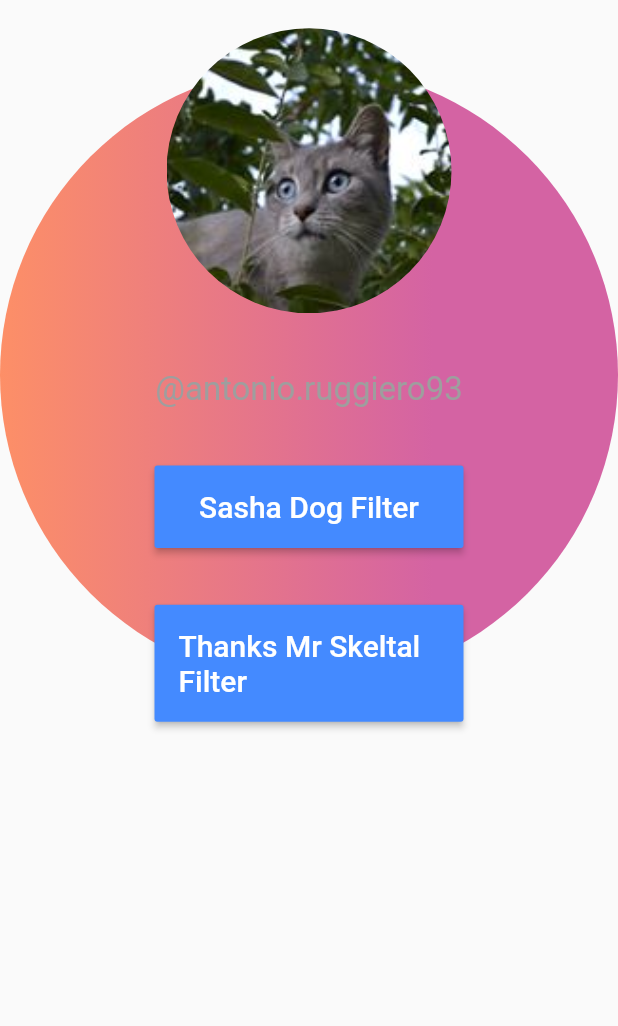
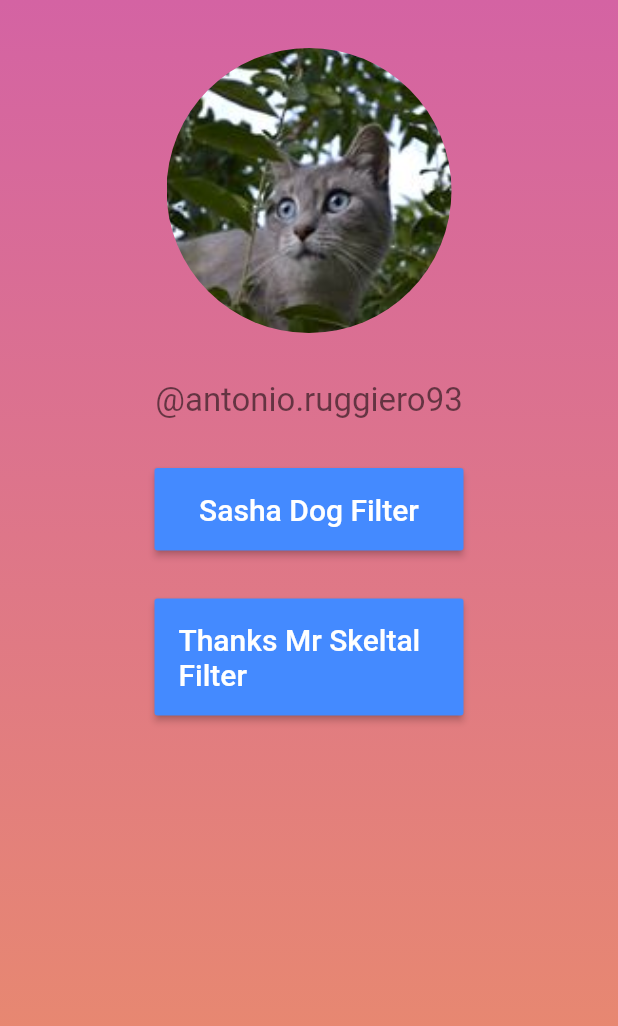
Before and after one commit to BattlefieldNoob/Antonio.Ruggiero-FlutterWeb, a Flutter app: the screen it shows after launch, on a phone screen of 412 x 824 dp. Shown: the top 1026 px of the screen. Run offline on Flutter 3.47's test engine with Material 2 defaults, Android fonts, the light colour scheme and no system bars; missing offline and left inert: dart:html.

Commit message:
fixed gradient, small fixes

```diff
--- a/lib/main.dart
+++ b/lib/main.dart
@@ -1,5 +1,6 @@
 import 'dart:html';
 
+import 'package:flutter/cupertino.dart';
 import 'package:flutter/material.dart';
 
 void main() => runApp(MyApp());
@@ -57,18 +58,13 @@ class _MyHomePageState extends State<MyHomePage> {
     // fast, so that you can just rebuild anything that needs updating rather
     // than having to individually change instances of widgets.
     final boxDecoration = BoxDecoration(
-      shape: BoxShape.circle,
-        gradient: LinearGradient(colors: [
-      Color.fromRGBO(253, 143, 103, 255),
-      Color.fromRGBO(212, 99, 163, 255)
-    ], stops: [
-      0.0,
-      0.7
-    ]));
+        gradient: LinearGradient(
+            begin: Alignment.topCenter,
+            end: Alignment.bottomCenter,
+            colors: [Color(0xffd463a3), Color(0xffeb8f67)]));
     return Scaffold(
       body: Container(
           decoration: boxDecoration,
-        height: 500,
           child: Center(
             child: Column(
               // Column is also a layout widget. It takes a list of children and
@@ -85,8 +81,9 @@ class _MyHomePageState extends State<MyHomePage> {
               // center the children vertically; the main axis here is the vertical
               // axis because Columns are vertical (the cross axis would be
               // horizontal).
-            mainAxisAlignment: MainAxisAlignment.spaceAround,
+              mainAxisAlignment: MainAxisAlignment.start,
               children: <Widget>[
+                SizedBox.fromSize(size: Size.fromHeight(32)),
                 Container(
                     height: 190,
                     width: 190,
@@ -95,10 +92,12 @@ class _MyHomePageState extends State<MyHomePage> {
                         image: DecorationImage(
                             fit: BoxFit.fill,
                             image: AssetImage("assets/profile.jpg")))),
+                SizedBox.fromSize(size: Size.fromHeight(32)),
                 Text(
                   "@antonio.ruggiero93",
-                style: TextStyle(color: Colors.grey, fontSize: 22),
+                  style: TextStyle(color: Colors.black54, fontSize: 22),
                 ),
+                SizedBox.fromSize(size: Size.fromHeight(32)),
                 FractionallySizedBox(
                     widthFactor: 0.5,
                     child: RaisedButton(
@@ -111,6 +110,7 @@ class _MyHomePageState extends State<MyHomePage> {
                           debugPrint("cavallo");
                           window.location.assign("http://bit.ly/SashaInstaDog");
                         })),
+                SizedBox.fromSize(size: Size.fromHeight(32)),
                 FractionallySizedBox(
                     widthFactor: 0.5,
                     child: RaisedButton(
@@ -121,12 +121,12 @@ class _MyHomePageState extends State<MyHomePage> {
                         ),
                         onPressed: () {
                           debugPrint("cavallo");
-                        window.location.assign("http://bit.ly/ThankMrSkeltal");
+                          window.location
+                              .assign("http://bit.ly/ThankMrSkeltal");
                         })),
               ],
             ),
-        ),
-      ),
+          )),
     );
   }
 }
```
Lines whose indentation alone changed are shown as unchanged.
